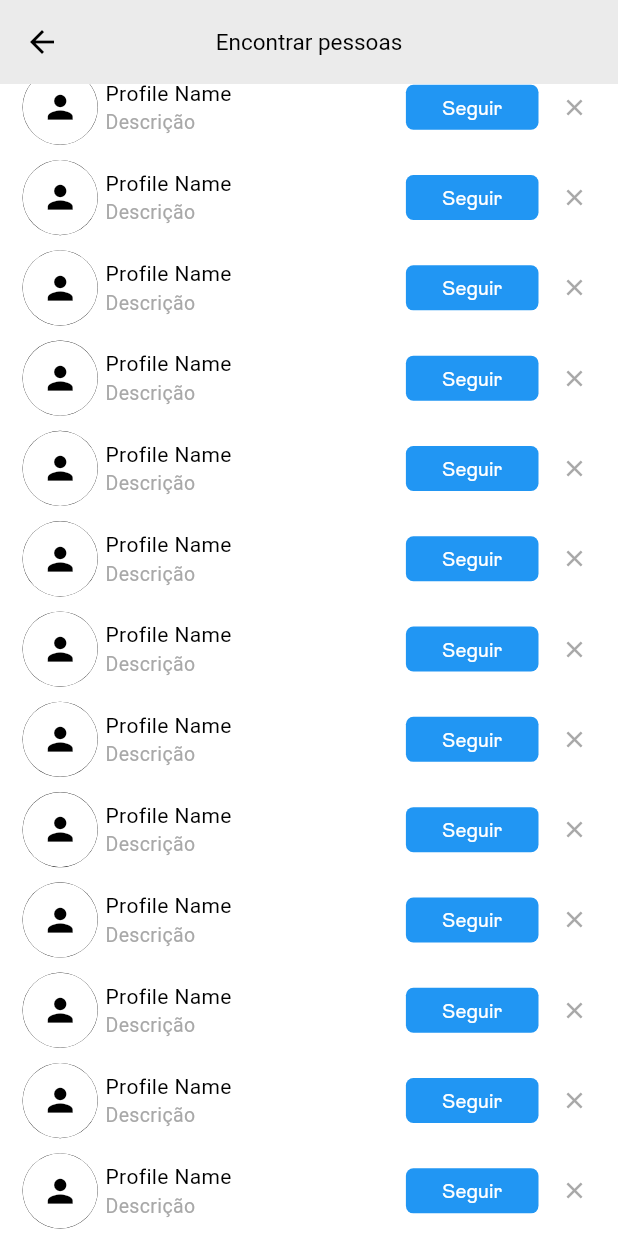
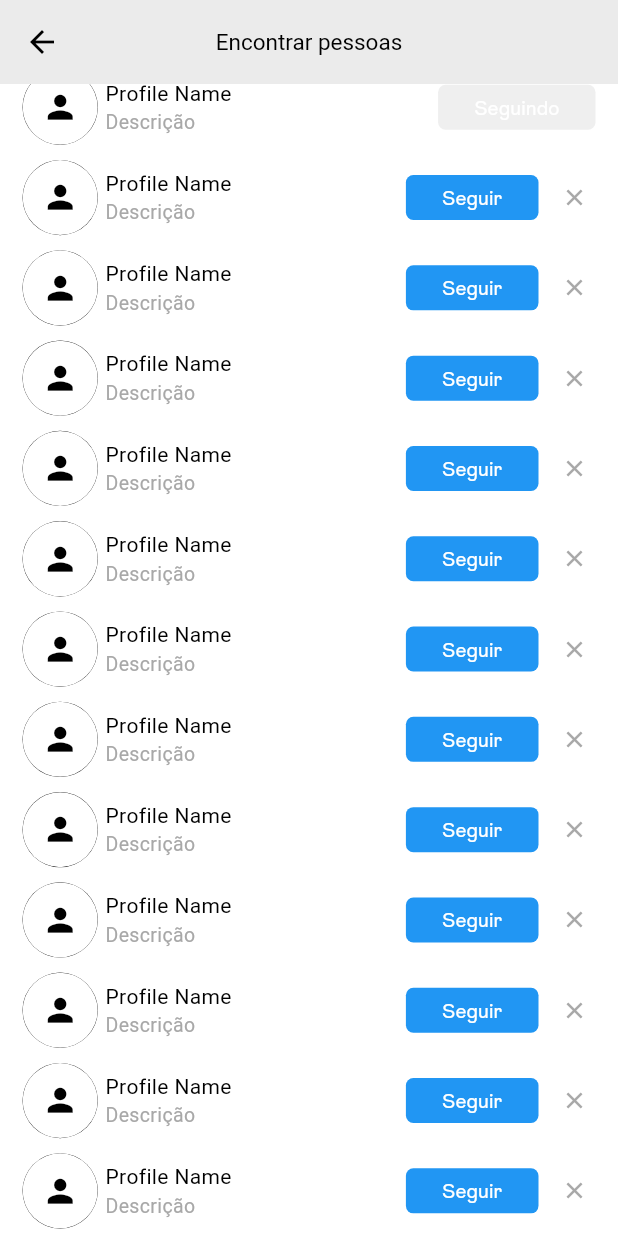
Before and after one commit to Mateuszinnn/Instagram, a Flutter app: the NotificationSugestion screen opened directly, scrolled down 436 dp, after a tap on "Seguir", on a phone screen of 412 x 824 dp. Run offline on Flutter 3.47's test engine with Material 3 defaults, Android fonts, the phone set to English and light mode, and no system bars; our stand-ins replace font_awesome_flutter; Roboto replaces fonts that are missing (instagram bold); project files that could hold a hidden picture were left out.

Commit message:
Mudanca de state para search result

```diff
--- a/lib/components/notification_widgets/notification_section.dart
+++ b/lib/components/notification_widgets/notification_section.dart
@@ -2,6 +2,7 @@ import 'package:flutter/material.dart';
 import 'package:instagram/components/notification_widgets/notification_date.dart';
 import 'package:instagram/components/notification_widgets/notification_sugestion.dart';
 import 'package:instagram/components/search_widgets/search_section.dart';
+
 
 class NotificationSection extends StatelessWidget {
   const NotificationSection({super.key});
@@ -10,6 +11,7 @@ class NotificationSection extends StatelessWidget {
   Widget build(BuildContext context) {
     return Scaffold(
       appBar: AppBar(
+        elevation: 0,
         title: Text(
           'Notificações',
           style: TextStyle(
@@ -33,7 +35,9 @@ class NotificationSection extends StatelessWidget {
               date: 'Últimos 30 Dias', image: 'assets/images/pizza.jpeg'),
           const NotificationDate(
               date: 'Mais antigas', image: 'assets/images/cachorro-quente.jpg'),
-          Align(
+          Container(
+            color: Theme.of(context).colorScheme.surface,
+            child: Align(
               alignment: Alignment.centerLeft,
               child: Padding(
                 padding: const EdgeInsets.fromLTRB(20, 10, 0, 10),
@@ -48,8 +52,11 @@ class NotificationSection extends StatelessWidget {
                 ),
               ),
             ),
-          const SearchSection(followButton: false,),
-          SizedBox(
+          ),
+          const SearchSection(followButton: true,),
+          Container(
+            color: Theme.of(context).colorScheme.surface,
+            child: SizedBox(
               width: double.infinity,
               child: TextButton(
                 onPressed: () {
@@ -74,6 +81,7 @@ class NotificationSection extends StatelessWidget {
                 ),
               ),
             ),
+          ),
         ],
       )),
     );
--- /dev/null
+++ b/lib/components/search_widgets/search_result.dart
@@ -0,0 +1,112 @@
+import 'package:flutter/material.dart';
+import 'package:instagram/components/profile_widget.dart';
+import 'package:instagram/pages/other_profile.dart';
+
+class SearchResult extends StatefulWidget {
+  final bool followButton;
+
+  const SearchResult({super.key, required this.followButton});
+
+  @override
+  State<SearchResult> createState() => _SearchResultState();
+}
+
+class _SearchResultState extends State<SearchResult> {
+  bool isFollowing = false;
+
+  @override
+  Widget build(BuildContext context) {
+    return Row(
+      children: [
+        Stack(
+          children: [
+            const ProfileWidget(
+                profileName: 'Profile Name',
+                paddingLeft: 15,
+                paddingTop: 5,
+                paddingRight: 5,
+                paddingBottom: 5,
+                size: 25,
+                isColumn: false,
+                hasDescription: true,
+                description: 'Descrição'),
+            Padding(
+              padding: const EdgeInsets.fromLTRB(15, 5, 0, 0),
+              child: SizedBox(
+                height: 50,
+                child: TextButton(
+                  onPressed: () {
+                    Navigator.push(
+                      context,
+                      MaterialPageRoute(
+                          builder: (context) => const OtherProfile()),
+                    );
+                  },
+                  child: const Text('                                '),
+                ),
+              ),
+            ),
+          ],
+        ),
+        const Spacer(),
+        widget.followButton == true
+            ? SizedBox(
+                height: 30,
+                child: FilledButton(
+                  onPressed: () {
+                    setState(() {
+                      isFollowing = !isFollowing;
+                    });
+                  },
+                  style: isFollowing
+                      ? ButtonStyle(
+                          backgroundColor: WidgetStateProperty.all(
+                              Theme.of(context).colorScheme.tertiary),
+                          shape:
+                              WidgetStateProperty.all<RoundedRectangleBorder>(
+                            RoundedRectangleBorder(
+                              borderRadius: BorderRadius.circular(5.0),
+                            ),
+                          ),
+                        )
+                      : ButtonStyle(
+                          backgroundColor: WidgetStateProperty.all(Colors.blue),
+                          shape:
+                              WidgetStateProperty.all<RoundedRectangleBorder>(
+                            RoundedRectangleBorder(
+                              borderRadius: BorderRadius.circular(5.0),
+                            ),
+                          ),
+                        ),
+                  child: isFollowing
+                      ? const Text(
+                          'Seguindo',
+                          style: TextStyle(
+                              color: Colors.white, fontFamily: 'Instagram'),
+                        )
+                      : const Text(
+                          'Seguir',
+                          style: TextStyle(
+                              color: Colors.white, fontFamily: 'Instagram'),
+                        ),
+                ),
+              )
+            : const SizedBox(),
+        isFollowing
+            ? const SizedBox(
+                width: 10,
+              )
+            : IconButton(
+                onPressed: () {},
+                icon: const Icon(
+                  Icons.close,
+                  color: Color(0xFFA8A8A8),
+                  size: 18,
+                )),
+        const SizedBox(
+          width: 5,
+        )
+      ],
+    );
+  }
+}
--- a/lib/components/search_widgets/search_section.dart
+++ b/lib/components/search_widgets/search_section.dart
@@ -1,91 +1,26 @@
 import 'package:flutter/material.dart';
-import 'package:instagram/components/profile_widget.dart';
-import 'package:instagram/pages/other_profile.dart';
+import 'package:instagram/components/search_widgets/search_result.dart';
 
-class SearchSection extends StatelessWidget {
+class SearchSection extends StatefulWidget {
   final bool followButton;
 
-  const SearchSection({super.key, required this.followButton});
+  const SearchSection({Key? key, required this.followButton}) : super(key: key);
 
+  @override
+  State<SearchSection> createState() => _SearchSectionState();
+}
+
+class _SearchSectionState extends State<SearchSection> {
   @override
   Widget build(BuildContext context) {
     return Container(
       color: Theme.of(context).colorScheme.surface,
       child: Column(
         crossAxisAlignment: CrossAxisAlignment.start,
-        children: [
-          Column(
-              children: List.generate(
-            20,
-            (index) => Row(
-              children: [
-                Stack(
-                  children: [
-                    const ProfileWidget(
-                        profileName: 'Profile Name',
-                        paddingLeft: 15,
-                        paddingTop: 5,
-                        paddingRight: 5,
-                        paddingBottom: 5,
-                        size: 25,
-                        isColumn: false,
-                        hasDescription: true,
-                        description: 'Descrição'),
-                    Padding(
-                      padding: const EdgeInsets.fromLTRB(15, 5, 0, 0),
-                      child: SizedBox(
-                        height: 50,
-                        child: TextButton(
-                          onPressed: () {
-                            Navigator.push(
-                              context,
-                              MaterialPageRoute(
-                                  builder: (context) => const OtherProfile()),
-                            );
-                          },
-                          child: const Text('                                '),
-                        ),
-                      ),
-                    ),
-                  ],
-                ),
-                const Spacer(),
-                followButton == true ?
-                SizedBox(
-                  height: 30,
-                  child: FilledButton(
-                    onPressed: () {},
-                    style: ButtonStyle(
-                      backgroundColor: WidgetStateProperty.all(
-                          Colors.blue),
-                      shape: WidgetStateProperty.all<RoundedRectangleBorder>(
-                        RoundedRectangleBorder(
-                          borderRadius: BorderRadius.circular(5.0),
-                        ),
-                      ),
-                    ),
-                    child: const Text(
-                      'Seguir',
-                      style: TextStyle(
-                          color: Colors.white,
-                          fontFamily: 'Instagram'),
-                    ),
-                  ),
-                ) : const SizedBox(),
-                IconButton(
-                    onPressed: () {},
-                    icon: const Icon(
-                      Icons.close,
-                      color: Color(0xFFA8A8A8),
-                      size: 18,
-                    )),
-                const SizedBox(
-                  width: 5,
-                )
-              ],
-            ),
-          ))
-        ],
+        children: List.generate(
+          20,
+          (index) => SearchResult(followButton: widget.followButton),
+        ),
       ),
     );
   }
```
Lines whose indentation alone changed are shown as unchanged.
